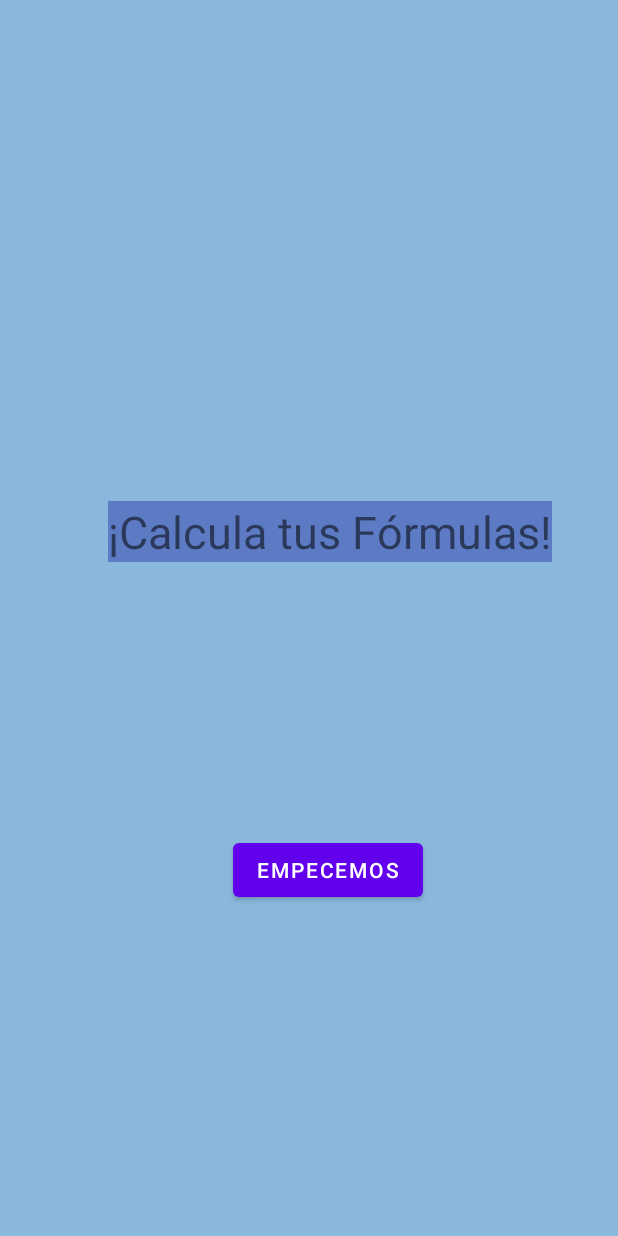
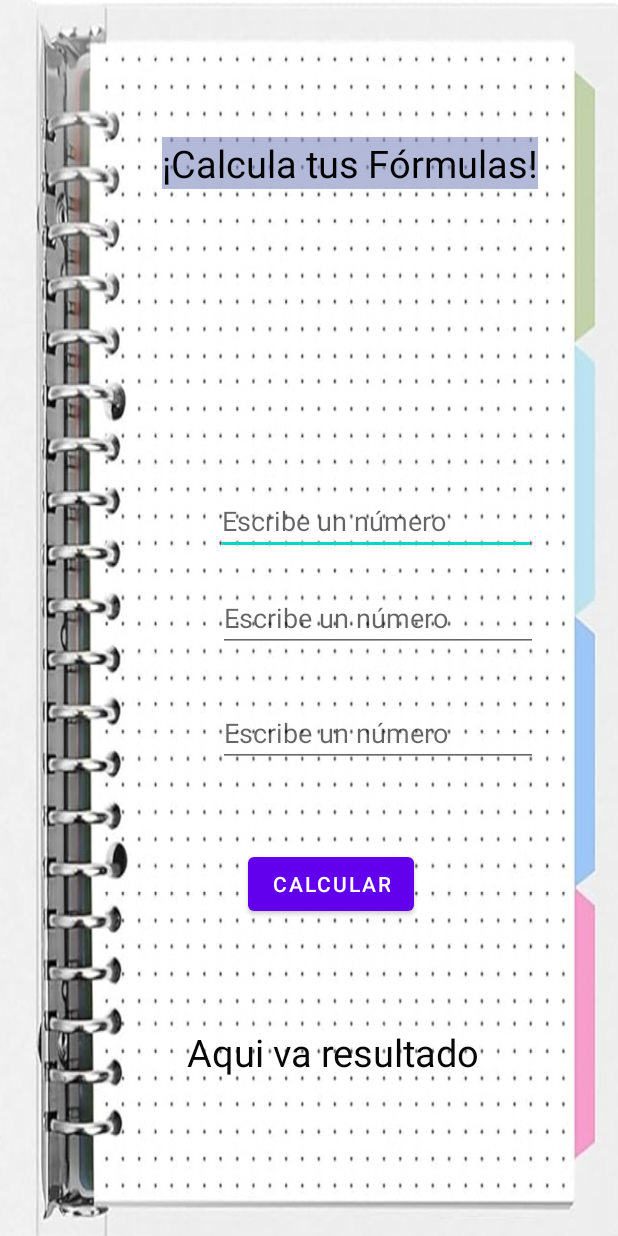
Before and after one commit to francineochoafernandez/FormulasOficial, an Android app: the layout diseno1.xml on its own in the app's theme, with its tools: preview values and no code run, on a phone screen of 412 x 824 dp. Run offline under Robolectric (Android 15) with nearby library versions, the phone set to English and light mode, and no system bars.

Commit message:
Pruebas iniciales

```diff
--- a/app/src/main/java/com/francineochoa/formulasoficial/MainActivity.kt
+++ b/app/src/main/java/com/francineochoa/formulasoficial/MainActivity.kt
@@ -4,12 +4,14 @@ import androidx.appcompat.app.AppCompatActivity
 import android.os.Bundle
 import android.view.View
 import android.widget.TextView
+import android.widget.Toast
+import com.francineochoa.formulasoficial.databinding.ActivityMainBinding
 import com.francineochoa.formulasoficial.databinding.Diseno1Binding
 
 class MainActivity : AppCompatActivity() {
 
     //Promesa de inicializar la variable despues
-    private lateinit var binding: Diseno1Binding
+    private lateinit var binding: Diseno1Binding //ActivityMainBinding
 
     override fun onCreate(savedInstanceState: Bundle?) {
         super.onCreate(savedInstanceState)
@@ -36,8 +38,25 @@ class MainActivity : AppCompatActivity() {
     }
 
     //Funcion que corre cuando se le da click al boton
-    fun clickEmpecemos(view: View){
-        binding.tvTitulo.text ="¡Vamos!"
+    fun clickCalcular(view: View){
+
+        if( binding.editTextNumber1.text.isNotEmpty() &&  binding.editTextNumber2.text.isNotEmpty()  &&  binding.editTextNumber3.text.isNotEmpty() )
+        {
+            val numero1 = binding.editTextNumber1.text.toString().toInt()
+            val numero2 = binding.editTextNumber2.text.toString().toInt()
+            val numero3 = binding.editTextNumber3.text.toString().toInt()
+            val resultado=numero1+numero2+numero3
+            binding.textViewResultado.text="Resultado= $resultado"
+        }
+        else
+        {
+            Toast.makeText(this,"Por favor ingresa todos los numeros",Toast.LENGTH_LONG).show()
+        }
+
+
+
+
+
 
     }
 
--- a/app/src/main/res/layout/activity_main.xml
+++ b/app/src/main/res/layout/activity_main.xml
@@ -4,7 +4,5 @@
     xmlns:tools="http://schemas.android.com/tools"
     android:layout_width="match_parent"
     android:layout_height="match_parent"
-    android:background="@color/material_dynamic_tertiary50"
-    tools:context=".MainActivity">
-
-</androidx.constraintlayout.widget.ConstraintLayout>
+    android:background="@drawable/cuaderno"
+    tools:context=".MainActivity"/>
--- a/app/src/main/res/layout/diseno1.xml
+++ b/app/src/main/res/layout/diseno1.xml
@@ -4,32 +4,94 @@
     xmlns:tools="http://schemas.android.com/tools"
     android:layout_width="match_parent"
     android:layout_height="match_parent"
-    android:background="#8AB7DC">
+    android:background="@drawable/cuaderno">
 
     <TextView
         android:id="@+id/tvTitulo"
         android:layout_width="wrap_content"
         android:layout_height="wrap_content"
-        android:background="#953F51B5"
+        android:background="#957D87BE"
         android:text="¡Calcula tus Fórmulas!"
-        android:textSize="30sp"
+        android:textColor="#040303"
+        android:textSize="25sp"
         app:layout_constraintBottom_toBottomOf="parent"
         app:layout_constraintEnd_toEndOf="parent"
-        app:layout_constraintHorizontal_bias="0.619"
+        app:layout_constraintHorizontal_bias="0.668"
         app:layout_constraintStart_toStartOf="parent"
         app:layout_constraintTop_toTopOf="parent"
-        app:layout_constraintVertical_bias="0.426" />
+        app:layout_constraintVertical_bias="0.116" />
 
     <Button
-        android:id="@+id/boton1Empezar"
+        android:id="@+id/boton1Calcular"
         android:layout_width="wrap_content"
         android:layout_height="wrap_content"
-        android:text="Empecemos"
-        android:onClick="clickEmpecemos"
+        android:onClick="clickCalcular"
+        android:text="Calcular"
         app:layout_constraintBottom_toBottomOf="parent"
         app:layout_constraintEnd_toEndOf="parent"
-        app:layout_constraintHorizontal_bias="0.544"
+        app:layout_constraintHorizontal_bias="0.548"
         app:layout_constraintStart_toStartOf="parent"
         app:layout_constraintTop_toBottomOf="@+id/tvTitulo"
-        app:layout_constraintVertical_bias="0.452" />
+        app:layout_constraintVertical_bias="0.676" />
+
+    <EditText
+        android:id="@+id/editTextNumber1"
+        android:layout_width="wrap_content"
+        android:layout_height="wrap_content"
+        android:ems="10"
+        android:hint="Escribe un número"
+        android:inputType="number"
+        android:maxLength="10"
+        app:layout_constraintBottom_toTopOf="@+id/boton1Calcular"
+        app:layout_constraintEnd_toEndOf="parent"
+        app:layout_constraintHorizontal_bias="0.726"
+        app:layout_constraintStart_toStartOf="parent"
+        app:layout_constraintTop_toBottomOf="@+id/tvTitulo"
+        app:layout_constraintVertical_bias="0.505" />
+
+    <EditText
+        android:id="@+id/editTextNumber2"
+        android:layout_width="wrap_content"
+        android:layout_height="wrap_content"
+        android:ems="10"
+        android:hint="Escribe un número"
+        android:inputType="number"
+        android:maxLength="10"
+        app:layout_constraintBottom_toTopOf="@+id/boton1Calcular"
+        app:layout_constraintEnd_toEndOf="parent"
+        app:layout_constraintHorizontal_bias="0.731"
+        app:layout_constraintStart_toStartOf="parent"
+        app:layout_constraintTop_toBottomOf="@+id/editTextNumber1"
+        app:layout_constraintVertical_bias="0.128" />
+
+    <EditText
+        android:id="@+id/editTextNumber3"
+        android:layout_width="wrap_content"
+        android:layout_height="wrap_content"
+        android:ems="10"
+        android:hint="Escribe un número"
+        android:inputType="number"
+        android:maxLength="10"
+        app:layout_constraintBottom_toTopOf="@+id/boton1Calcular"
+        app:layout_constraintEnd_toEndOf="parent"
+        app:layout_constraintHorizontal_bias="0.731"
+        app:layout_constraintStart_toStartOf="parent"
+        app:layout_constraintTop_toBottomOf="@+id/editTextNumber2"
+        app:layout_constraintVertical_bias="0.369" />
+
+    <TextView
+        android:id="@+id/textViewResultado"
+        android:layout_width="wrap_content"
+        android:layout_height="wrap_content"
+        android:backgroundTint="#8CD58F"
+        android:textColor="#070707"
+        android:textSize="25sp"
+        app:layout_constraintBottom_toBottomOf="parent"
+        app:layout_constraintEnd_toEndOf="parent"
+        app:layout_constraintHorizontal_bias="0.576"
+        app:layout_constraintStart_toStartOf="parent"
+        app:layout_constraintTop_toBottomOf="@+id/boton1Calcular"
+        app:layout_constraintVertical_bias="0.401"
+        tools:text="Aqui va resultado" />
+
 </androidx.constraintlayout.widget.ConstraintLayout>
```
Also changed, not shown: app/src/main/res/drawable/cuaderno.jpg (added).
